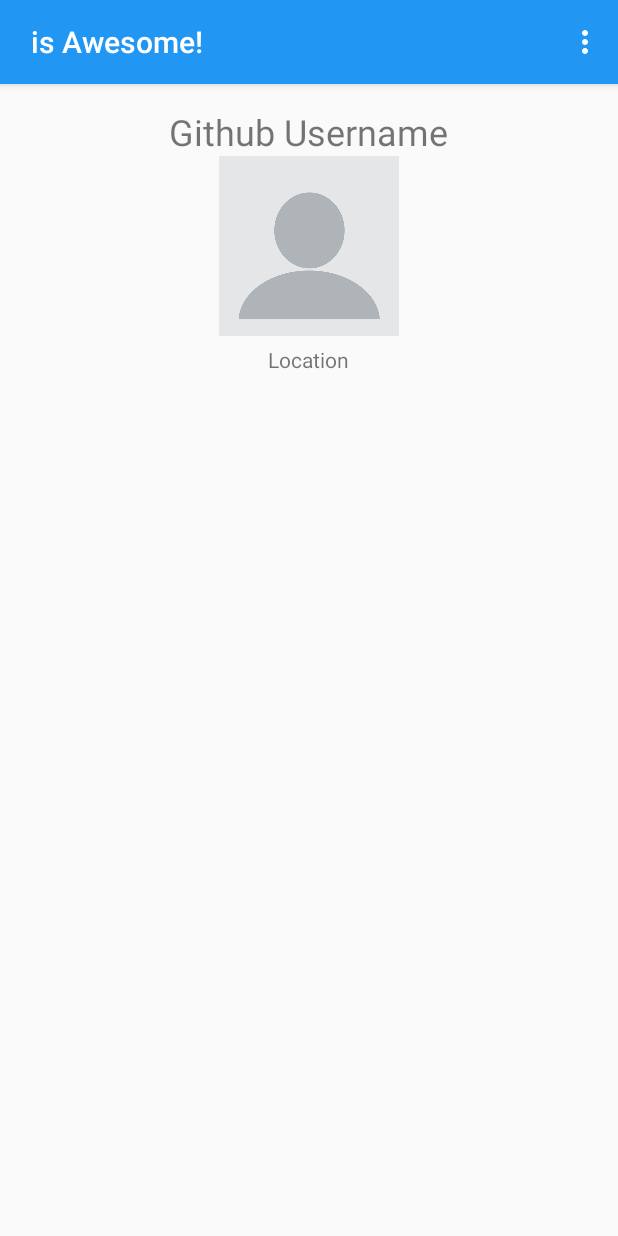
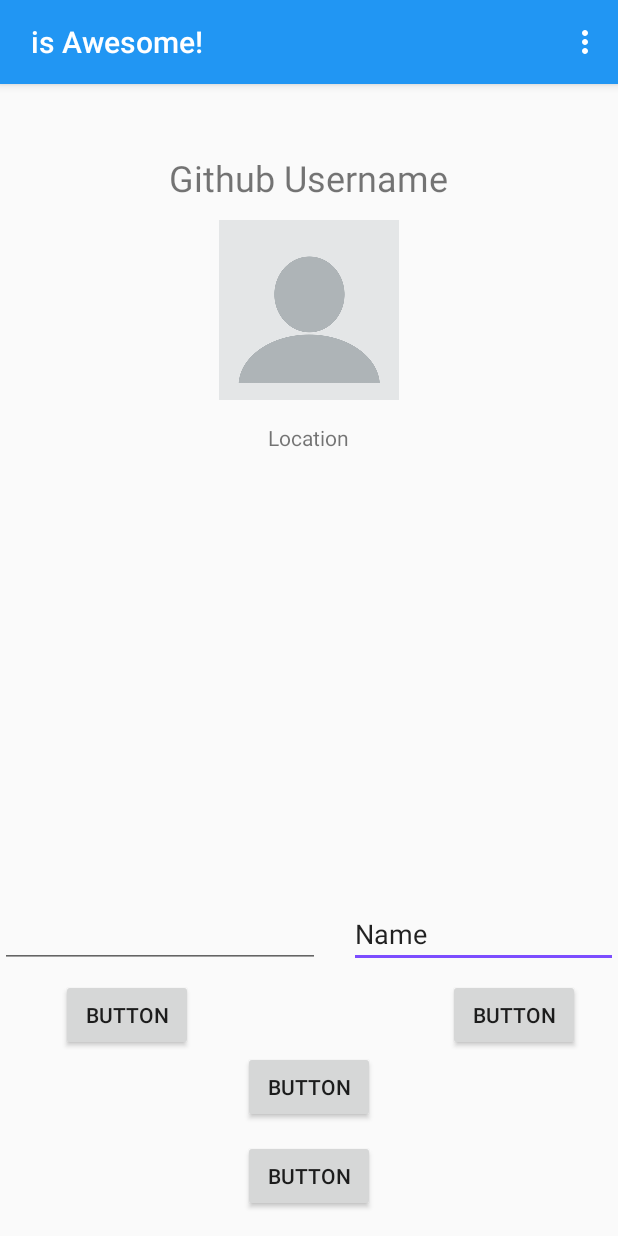
Before and after one commit to Mehequanna/GitAwesome, an Android app: the UserActivity screen opened directly, with no data from a screen before it, on a phone screen of 412 x 824 dp. Run offline under Robolectric (Android 15) with nearby library versions, the phone set to English and light mode, and no system bars; our stand-ins replace ButterKnife, Firebase (no records; nobody signed in at launch, a user with empty details on screens opened directly).

Commit message:
Add simple redesign of User Activity.

```diff
--- a/app/src/main/res/layout/activity_user.xml
+++ b/app/src/main/res/layout/activity_user.xml
@@ -7,13 +7,52 @@
     android:layout_height="match_parent"
     tools:context="com.mehequanna.gitawesome.ui.UserActivity">
 
+    <Button
+        android:text="Button"
+        android:layout_width="wrap_content"
+        android:layout_height="wrap_content"
+        android:layout_above="@+id/button"
+        android:layout_centerHorizontal="true"
+        android:layout_marginBottom="11dp"
+        android:id="@+id/button2" />
+
+    <Button
+        android:text="Button"
+        android:layout_width="wrap_content"
+        android:layout_height="wrap_content"
+        android:layout_marginBottom="16dp"
+        android:id="@+id/button"
+        android:layout_alignParentBottom="true"
+        android:layout_alignLeft="@+id/button2"
+        android:layout_alignStart="@+id/button2" />
+
+    <Button
+        android:text="Button"
+        android:layout_width="wrap_content"
+        android:layout_height="wrap_content"
+        android:layout_above="@+id/button2"
+        android:layout_toLeftOf="@+id/profileImageView"
+        android:layout_toStartOf="@+id/profileImageView"
+        android:layout_marginRight="17dp"
+        android:layout_marginEnd="17dp"
+        android:id="@+id/button3" />
+
+    <Button
+        android:text="Button"
+        android:layout_width="wrap_content"
+        android:layout_height="wrap_content"
+        android:layout_alignTop="@+id/button3"
+        android:layout_toRightOf="@+id/userTextView"
+        android:layout_toEndOf="@+id/userTextView"
+        android:id="@+id/button4" />
+
     <TextView
         android:text="@string/userPlaceholder"
         android:textSize="24sp"
         android:layout_width="wrap_content"
         android:layout_height="wrap_content"
         android:textAlignment="center"
-        android:layout_marginTop="15dp"
+        android:layout_marginTop="46dp"
         android:id="@+id/userTextView"
         android:layout_alignParentTop="true"
         android:layout_centerHorizontal="true" />
@@ -24,6 +63,7 @@
         app:srcCompat="@drawable/dummyprofile"
         android:contentDescription="@string/profileImage"
         android:id="@+id/profileImageView"
+        android:layout_marginTop="12dp"
         android:layout_below="@+id/userTextView"
         android:layout_centerHorizontal="true" />
 
@@ -32,8 +72,29 @@
         android:layout_width="wrap_content"
         android:layout_height="wrap_content"
         android:id="@+id/locationTextView"
+        android:layout_marginTop="15dp"
         android:layout_below="@+id/profileImageView"
-        android:layout_centerHorizontal="true"
-        android:layout_marginTop="6dp" />
+        android:layout_centerHorizontal="true" />
+
+    <EditText
+        android:layout_width="wrap_content"
+        android:layout_height="wrap_content"
+        android:inputType="textPersonName"
+        android:text="Name"
+        android:ems="10"
+        android:layout_marginBottom="7dp"
+        android:id="@+id/editText"
+        android:layout_above="@+id/button4"
+        android:layout_toRightOf="@+id/locationTextView"
+        android:layout_toEndOf="@+id/locationTextView" />
+
+    <EditText
+        android:layout_width="wrap_content"
+        android:layout_height="wrap_content"
+        android:inputType="number"
+        android:ems="10"
+        android:id="@+id/editText3"
+        android:layout_alignBaseline="@+id/editText"
+        android:layout_alignBottom="@+id/editText" />
 
 </RelativeLayout>
```
